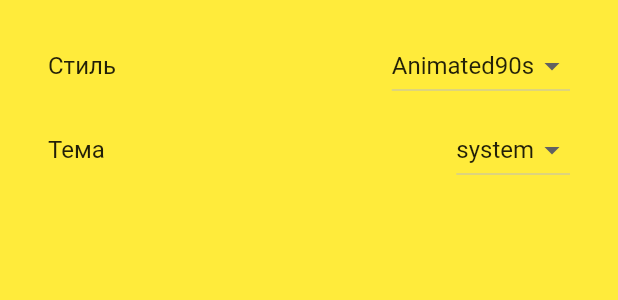
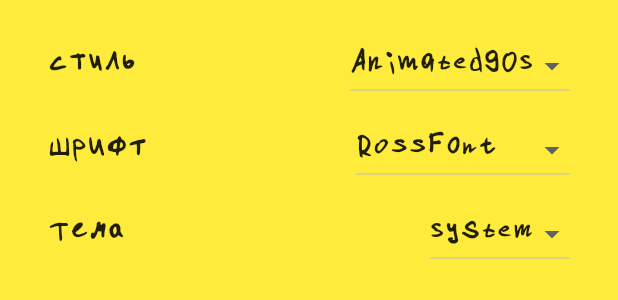
Before and after one commit to RossHS/shop_list, a Flutter app: the _Body widget shown alone on an empty page, opened directly, on a phone screen of 412 x 824 dp. Shown: the top 300 px of the screen. Run offline on Flutter 3.47's test engine with Material 2 defaults, Android fonts, the phone set to English and light mode, and no system bars; our stand-ins replace cloud_firestore, firebase_auth, firebase_core, firebase_messaging, firebase_storage, flutter_slidable and 5 more; accounts and stored records are empty.

Commit message:
Смена темы текста (шрифт).

```diff
--- a/lib/models/theme_model.dart
+++ b/lib/models/theme_model.dart
@@ -4,9 +4,14 @@ import 'package:get_storage/get_storage.dart';
 abstract class ThemeDataWrapper {
   /// Ключи для записи/чтения тем из хранилища
   static const appThemeStorageKey = 'app_theme_storage_key';
-
   static const lightStorageKey = 'light';
   static const darkStorageKey = 'dark';
+
+  ThemeDataWrapper({
+    required this.textTheme,
+  });
+
+  final TextTheme textTheme;
 
   ThemeData get lightTheme;
 
@@ -23,28 +28,45 @@ abstract class ThemeDataWrapper {
 
   /// Запись собранной темы в хранилище
   void writeToGetStorage(GetStorage storage);
+
+  ThemeDataWrapper copyWith({required TextTheme textTheme});
+
+  @override
+  bool operator ==(Object other) =>
+      identical(this, other) ||
+      other is ThemeDataWrapper && runtimeType == other.runtimeType && textTheme == other.textTheme;
+
+  @override
+  int get hashCode => textTheme.hashCode;
 }
 
 //----------------------------Animated90sThemeData------------------------//
 class Animated90sThemeData extends ThemeDataWrapper {
   static const appThemeStorageValue = 'Animated90s';
 
-  Animated90sThemeData();
+  Animated90sThemeData({
+    required TextTheme textTheme,
+  }) : super(textTheme: textTheme);
 
   factory Animated90sThemeData.fromGetStorage(GetStorage storage) {
-    return Animated90sThemeData();
+    final textTheme = TextThemeCollection.fromString(storage.read<String>('textTheme'));
+    return Animated90sThemeData(
+      textTheme: textTheme,
+    );
   }
 
   @override
   ThemeData get lightTheme => ThemeData(
         scaffoldBackgroundColor: Colors.yellow,
         brightness: Brightness.light,
+        textTheme: textTheme,
       );
 
   @override
   ThemeData get darkTheme => ThemeData(
         scaffoldBackgroundColor: Colors.blueGrey,
         brightness: Brightness.dark,
+        textTheme: textTheme,
       );
 
   @override
@@ -53,36 +75,41 @@ class Animated90sThemeData extends ThemeDataWrapper {
   @override
   void writeToGetStorage(GetStorage storage) {}
 
-  // TODO: implement
   @override
-  bool operator ==(Object other) =>
-      identical(this, other) || other is Animated90sThemeData && runtimeType == other.runtimeType;
-
-  // TODO: implement
-  @override
-  int get hashCode => 0;
+  Animated90sThemeData copyWith({TextTheme? textTheme}) {
+    return Animated90sThemeData(
+      textTheme: textTheme ?? this.textTheme,
+    );
+  }
 }
 
 //----------------------------MaterialThemeData--------------------------//
 class MaterialThemeData extends ThemeDataWrapper {
   static const appThemeStorageValue = 'Material';
 
-  MaterialThemeData();
+  MaterialThemeData({
+    required TextTheme textTheme,
+  }) : super(textTheme: textTheme);
 
   factory MaterialThemeData.fromGetStorage(GetStorage storage) {
-    return MaterialThemeData();
+    final textTheme = TextThemeCollection.fromString(storage.read<String>('textTheme'));
+    return MaterialThemeData(
+      textTheme: textTheme,
+    );
   }
 
   @override
   ThemeData get lightTheme => ThemeData(
         scaffoldBackgroundColor: Colors.white,
         brightness: Brightness.light,
+        textTheme: textTheme,
       );
 
   @override
   ThemeData get darkTheme => ThemeData(
         scaffoldBackgroundColor: Colors.grey,
         brightness: Brightness.dark,
+        textTheme: textTheme,
       );
 
   @override
@@ -94,33 +121,40 @@ class MaterialThemeData extends ThemeDataWrapper {
   }
 
   @override
-  bool operator ==(Object other) =>
-      identical(this, other) || other is MaterialThemeData && runtimeType == other.runtimeType;
-
-  @override
-  int get hashCode => 0;
+  MaterialThemeData copyWith({TextTheme? textTheme}) {
+    return MaterialThemeData(
+      textTheme: textTheme ?? this.textTheme,
+    );
+  }
 }
 
 //----------------------------ModernThemeData---------------------------//
 class ModernThemeData extends ThemeDataWrapper {
   static const appThemeStorageValue = 'Modern';
 
-  ModernThemeData();
+  ModernThemeData({
+    required TextTheme textTheme,
+  }) : super(textTheme: textTheme);
 
   factory ModernThemeData.fromGetStorage(GetStorage storage) {
-    return ModernThemeData();
+    final textTheme = TextThemeCollection.fromString(storage.read<String>('textTheme'));
+    return ModernThemeData(
+      textTheme: textTheme,
+    );
   }
 
   @override
   ThemeData get lightTheme => ThemeData(
         scaffoldBackgroundColor: Colors.green,
         brightness: Brightness.light,
+        textTheme: textTheme,
       );
 
   @override
   ThemeData get darkTheme => ThemeData(
         scaffoldBackgroundColor: Colors.red,
         brightness: Brightness.dark,
+        textTheme: textTheme,
       );
 
   @override
@@ -132,9 +166,49 @@ class ModernThemeData extends ThemeDataWrapper {
   }
 
   @override
-  bool operator ==(Object other) =>
-      identical(this, other) || other is ModernThemeData && runtimeType == other.runtimeType;
+  ModernThemeData copyWith({TextTheme? textTheme}) {
+    return ModernThemeData(
+      textTheme: textTheme ?? this.textTheme,
+    );
+  }
+}
 
-  @override
-  int get hashCode => 0;
+class TextThemeCollection {
+  TextThemeCollection._();
+
+  static final Map<String, TextTheme> map = {
+    rossTextThemeKey: rossTextTheme,
+    androidWhiteTextThemeKey: androidWhiteTextTheme,
+    androidBlackTextThemeKey: androidBlackTextTheme,
+  };
+
+  static TextTheme fromString(String? val) {
+    if (val == null) {
+      return rossTextTheme;
+    }
+    return TextThemeCollection.map[val]!;
+  }
+
+  static const rossTextThemeKey = 'RossFont';
+  static const rossTextTheme = TextTheme(
+    bodyText1: TextStyle(fontSize: 20, fontFamily: 'RossFont'),
+    bodyText2: TextStyle(fontSize: 20, fontFamily: 'RossFont'),
+    button: TextStyle(fontSize: 20, fontFamily: 'RossFont'),
+    caption: TextStyle(fontSize: 18, fontFamily: 'RossFont'),
+    headline1: TextStyle(fontSize: 118, fontFamily: 'RossFont'),
+    headline2: TextStyle(fontSize: 62, fontFamily: 'RossFont'),
+    headline3: TextStyle(fontSize: 51, fontFamily: 'RossFont'),
+    headline4: TextStyle(fontSize: 40, fontFamily: 'RossFont'),
+    headline5: TextStyle(fontSize: 30, fontFamily: 'RossFont'),
+    headline6: TextStyle(fontSize: 26, fontFamily: 'RossFont'),
+    overline: TextStyle(fontSize: 16, fontFamily: 'RossFont'),
+    subtitle1: TextStyle(fontSize: 22, fontFamily: 'RossFont'),
+    subtitle2: TextStyle(fontSize: 20, fontFamily: 'RossFont'),
+  );
+
+  static const androidWhiteTextThemeKey = 'AndroidWhite';
+  static const androidWhiteTextTheme = Typography.whiteMountainView;
+
+  static const androidBlackTextThemeKey = 'AndroidBlack';
+  static const androidBlackTextTheme = Typography.blackMountainView;
 }
--- a/lib/routes/settings.dart
+++ b/lib/routes/settings.dart
@@ -28,28 +28,44 @@ class _Body extends StatelessWidget {
     return ListView(
       padding: const EdgeInsets.all(16),
       children: <Widget>[
-        Obx(
-          () => ListTile(
+        ListTile(
           title: const _Title('Стиль'),
-            trailing: DropdownButton<ThemeDataWrapper>(
-              value: controller.appTheme.value,
+          trailing: Obx(
+            () => DropdownButton<String>(
+              value: controller.appTheme.value.themePrefix,
               items: controller.appThemeList
-                  .map<DropdownMenuItem<ThemeDataWrapper>>((value) => DropdownMenuItem(
+                  .map<DropdownMenuItem<String>>((value) => DropdownMenuItem(
                         value: value,
-                        child: Text(value.themePrefix),
+                        child: Text(value),
+                      ))
+                  .toList(),
+              onChanged: controller.setAppTheme,
+            ),
+          ),
+        ),
+        ListTile(
+          title: const _Title('Шрифт'),
+          trailing: Obx(
+            () => DropdownButton<TextTheme>(
+              value: controller.textTheme.value,
+              items: TextThemeCollection.map.entries
+                  .map<DropdownMenuItem<TextTheme>>((entry) => DropdownMenuItem(
+                        value: entry.value,
+                        child: Text(entry.key),
                       ))
                   .toList(),
               onChanged: (newValue) {
                 if (newValue != null) {
-                  controller.appTheme.value = newValue;
+                  controller.textTheme.value = newValue;
                 }
               },
             ),
           ),
         ),
-        Obx(() => ListTile(
+        ListTile(
           title: const _Title('Тема'),
-              trailing: DropdownButton<ThemeMode>(
+          trailing: Obx(
+            () => DropdownButton<ThemeMode>(
               value: controller.themeMode.value,
               items: ThemeMode.values
                   .map<DropdownMenuItem<ThemeMode>>((themeMode) => DropdownMenuItem(
@@ -63,7 +79,8 @@ class _Body extends StatelessWidget {
                 }
               },
             ),
-            )),
+          ),
+        ),
       ],
     );
   }
```
Also changed, not shown: lib/controllers/theme_controller.dart (+50 -25 lines). Lines whose indentation alone changed are shown as unchanged.
